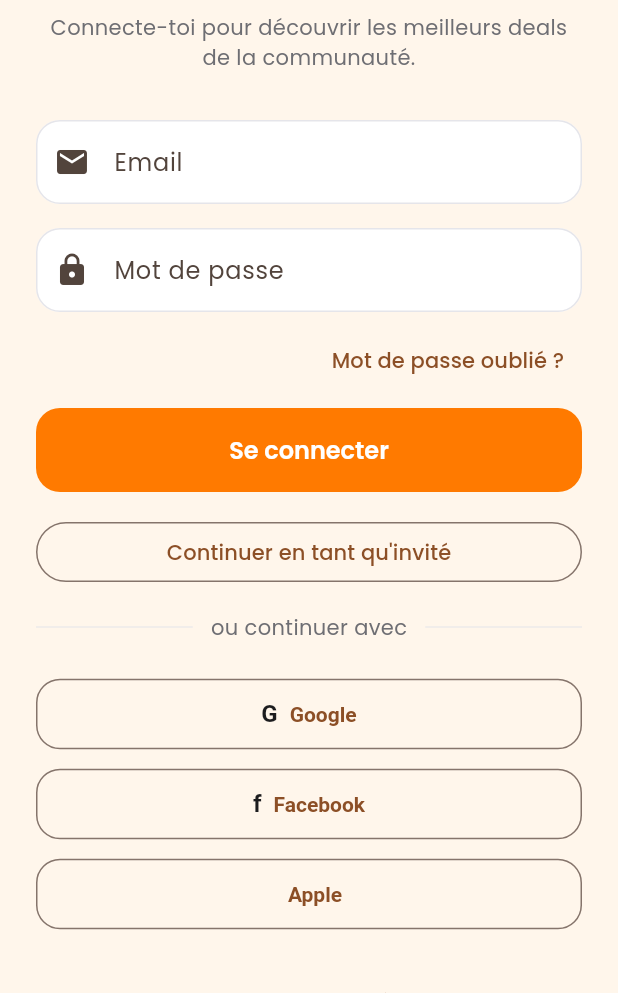
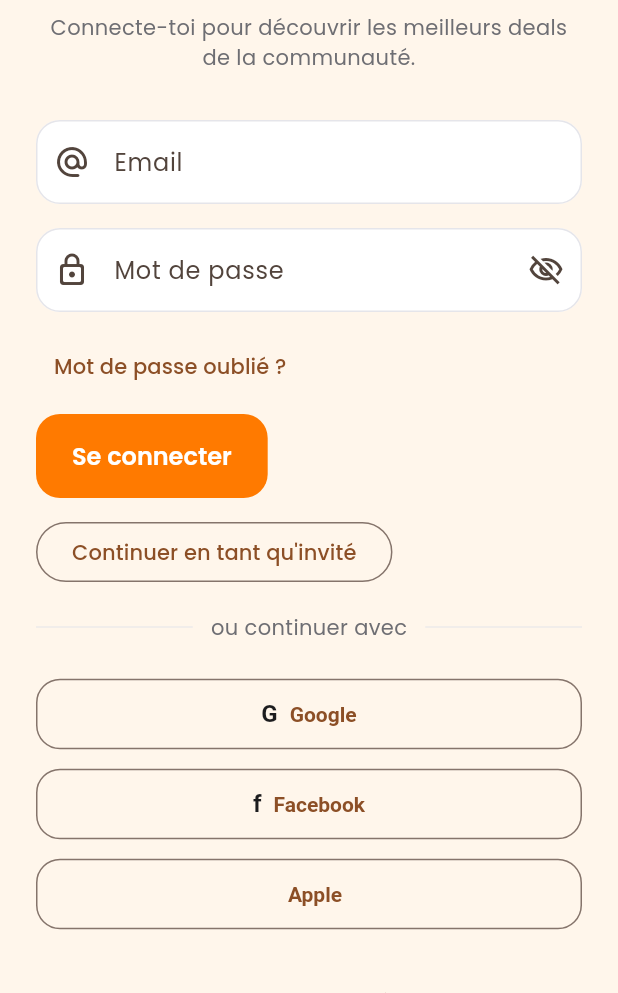
Before and after one commit to yBxSs10/LeBonDeal, a Flutter app: the screen it shows after launch, on a phone screen of 412 x 824 dp, the part 243-1236 px from its top. Run offline on Flutter 3.47's test engine with Material 3 defaults, Android fonts, the light colour scheme and no system bars; our stand-ins replace cloud_firestore, dartz, equatable, firebase_auth, firebase_core, firebase_crashlytics and 6 more; missing offline and left inert: firebase_performance; accounts and stored records are empty.

Commit message:
chore(auth): brancher LoginForm, retirer app_exports.dart et le modèle AppUser mort
login_page.dart dupliquait son propre Form au lieu d'utiliser LoginForm
(déjà écrit, jamais importé) — symétrique à RegisterForm côté inscription,
et ajoute au passage le bouton afficher/masquer le mot de passe manquant.
app_exports.dart et AppUser (data/models/user.dart) n'étaient référencés
nulle part, supprimés.

```diff
--- a/lib/features/auth/presentation/pages/login_page.dart
+++ b/lib/features/auth/presentation/pages/login_page.dart
@@ -4,6 +4,7 @@
 import '../../domain/providers/auth_provider.dart';
 import '../widgets/login/login_bottom_cta.dart';
 import '../widgets/login/login_divider.dart';
+import '../widgets/login/login_form.dart';
 import '../widgets/login/login_header.dart';
 import '../widgets/login/login_social_buttons.dart';
 
@@ -41,33 +42,6 @@
     } catch (e) {
       // L'erreur est déjà gérée dans le AuthProvider
     }
-  }
-
-  Widget _buildLoginButton(AuthProvider authProvider) {
-    return ElevatedButton(
-      onPressed: authProvider.isLoading
-          ? null
-          : () => _handleSubmit(authProvider),
-      child: authProvider.isLoading
-          ? const SizedBox(
-              height: 20,
-              width: 20,
-              child: CircularProgressIndicator(
-                strokeWidth: 2,
-                color: Colors.white,
-              ),
-            )
-          : const Text('Se connecter'),
-    );
-  }
-
-  Widget _buildGuestLoginButton(AuthProvider authProvider) {
-    return OutlinedButton(
-      onPressed: authProvider.isLoading
-          ? null
-          : () => _handleGuestLogin(authProvider),
-      child: const Text('Continuer en tant qu\'invité'),
-    );
   }
 
   Future<void> _handleForgotPassword(AuthProvider authProvider) async {
@@ -180,60 +154,15 @@
                       textAlign: TextAlign.center,
                     ),
                   ),
-                Form(
-                  key: _formKey,
-                  child: Column(
-                    children: [
-                      TextFormField(
-                        controller: _emailController,
-                        decoration: const InputDecoration(
-                          labelText: 'Email',
-                          prefixIcon: Icon(Icons.email),
-                        ),
-                        keyboardType: TextInputType.emailAddress,
-                        validator: (value) {
-                          if (value == null || value.isEmpty) {
-                            return 'Veuillez entrer votre email';
-                          }
-                          if (!value.contains('@')) {
-                            return 'Veuillez entrer un email valide';
-                          }
-                          return null;
-                        },
-                      ),
-                      const SizedBox(height: 16),
-                      TextFormField(
-                        controller: _passwordController,
-                        decoration: const InputDecoration(
-                          labelText: 'Mot de passe',
-                          prefixIcon: Icon(Icons.lock),
-                        ),
-                        obscureText: true,
-                        validator: (value) {
-                          if (value == null || value.isEmpty) {
-                            return 'Veuillez entrer votre mot de passe';
-                          }
-                          if (value.length < 6) {
-                            return 'Le mot de passe doit contenir au moins 6 caractères';
-                          }
-                          return null;
-                        },
-                      ),
-                    ],
-                  ),
+                LoginForm(
+                  formKey: _formKey,
+                  emailController: _emailController,
+                  passwordController: _passwordController,
+                  isSubmitting: authProvider.isLoading,
+                  onSubmit: () => _handleSubmit(authProvider),
+                  onGuestLogin: () => _handleGuestLogin(authProvider),
+                  onForgotPassword: () => _handleForgotPassword(authProvider),
                 ),
-                const SizedBox(height: 8.0),
-                Align(
-                  alignment: Alignment.centerRight,
-                  child: TextButton(
-                    onPressed: () => _handleForgotPassword(authProvider),
-                    child: const Text('Mot de passe oublié ?'),
-                  ),
-                ),
-                const SizedBox(height: 8.0),
-                _buildLoginButton(authProvider),
-                const SizedBox(height: 16.0),
-                _buildGuestLoginButton(authProvider),
                 const SizedBox(height: 16.0),
                 const LoginDivider(),
                 const SizedBox(height: 24.0),
```
Also changed, not shown: lib/app_exports.dart (deleted, +0 -33 lines), lib/features/auth/data/models/user.dart (deleted, +0 -17 lines).
